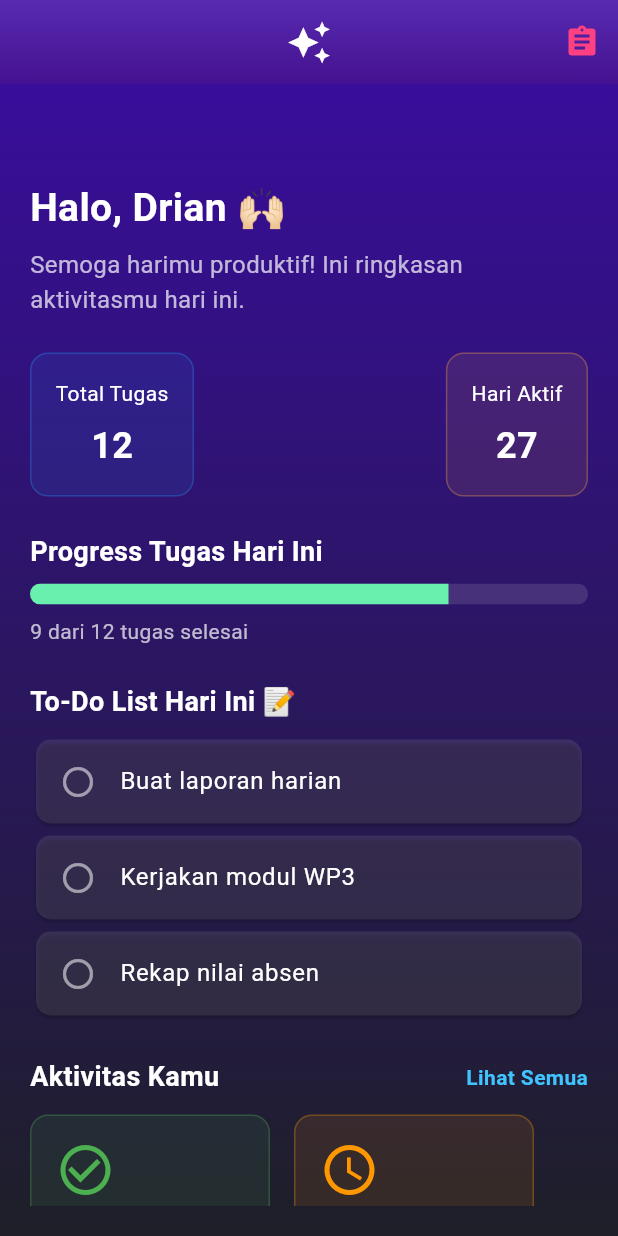
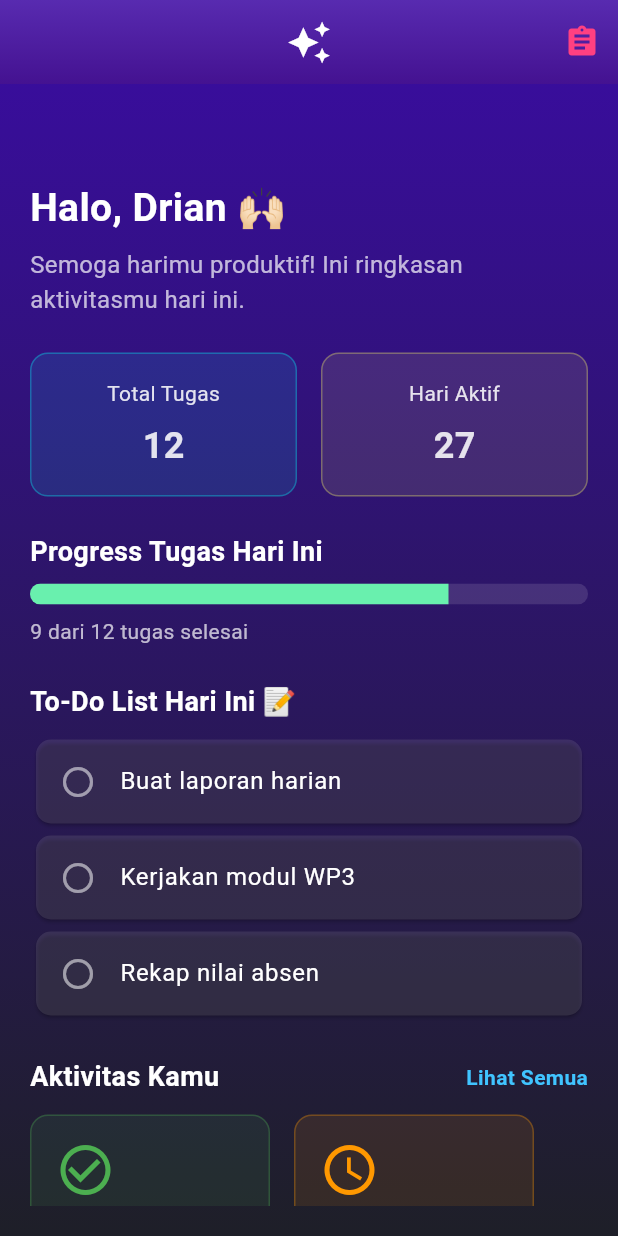
Before and after one commit to driannn4/Task-Manager-App, a Flutter app: the screen it shows after launch, on a phone screen of 412 x 824 dp. Run offline on Flutter 3.47's test engine with Material 3 defaults, Android fonts, the phone set to English and light mode, and no system bars.

Commit message:
Update MiniStatCard with brighter colors and full width layout

```diff
--- a/lib/screen/dashboard_screen.dart
+++ b/lib/screen/dashboard_screen.dart
@@ -79,23 +79,29 @@ class DashboardScreen extends StatelessWidget {
                   style: TextStyle(fontSize: 16, color: Colors.white70),
                 ),
                 const SizedBox(height: 24),
+
                 Row(
-                  mainAxisAlignment: MainAxisAlignment.spaceBetween,
                   children: const [
-                    MiniStatCard(
-                      title: 'Total Tugas',
-                      value: '12',
-                      color: Colors.blue,
-                      textColor: Colors.white,
+                    Expanded(
+                      child: MiniStatCard(
+                        title: 'Total Tugas',
+                        value: '12',
+                        color: Color(0xFF00FFFF), // Cyan terang
+                        textColor: Color.fromARGB(221, 255, 255, 255),
+                      ),
                     ),
-                    MiniStatCard(
-                      title: 'Hari Aktif',
-                      value: '27',
-                      color: Colors.orangeAccent,
-                      textColor: Colors.white,
+                    SizedBox(width: 16),
+                    Expanded(
+                      child: MiniStatCard(
+                        title: 'Hari Aktif',
+                        value: '27',
+                        color: Color(0xFFFFFF66), // Kuning terang
+                        textColor: Color.fromARGB(221, 255, 255, 255),
+                      ),
                     ),
                   ],
                 ),
+
                 const SizedBox(height: 24),
                 const Text(
                   'Progress Tugas Hari Ini',
@@ -121,7 +127,6 @@ class DashboardScreen extends StatelessWidget {
                   style: const TextStyle(color: Colors.white70, fontSize: 14),
                 ),
 
-                // ⬇️⬇️ Fitur tambahan: To-Do List Harian
                 const SizedBox(height: 24),
                 const Text(
                   'To-Do List Hari Ini 📝',
@@ -191,6 +196,7 @@ class DashboardScreen extends StatelessWidget {
                     ),
                   ],
                 ),
+
                 const SizedBox(height: 32),
                 const Text(
                   'Tips Hari Ini ✨',
```
